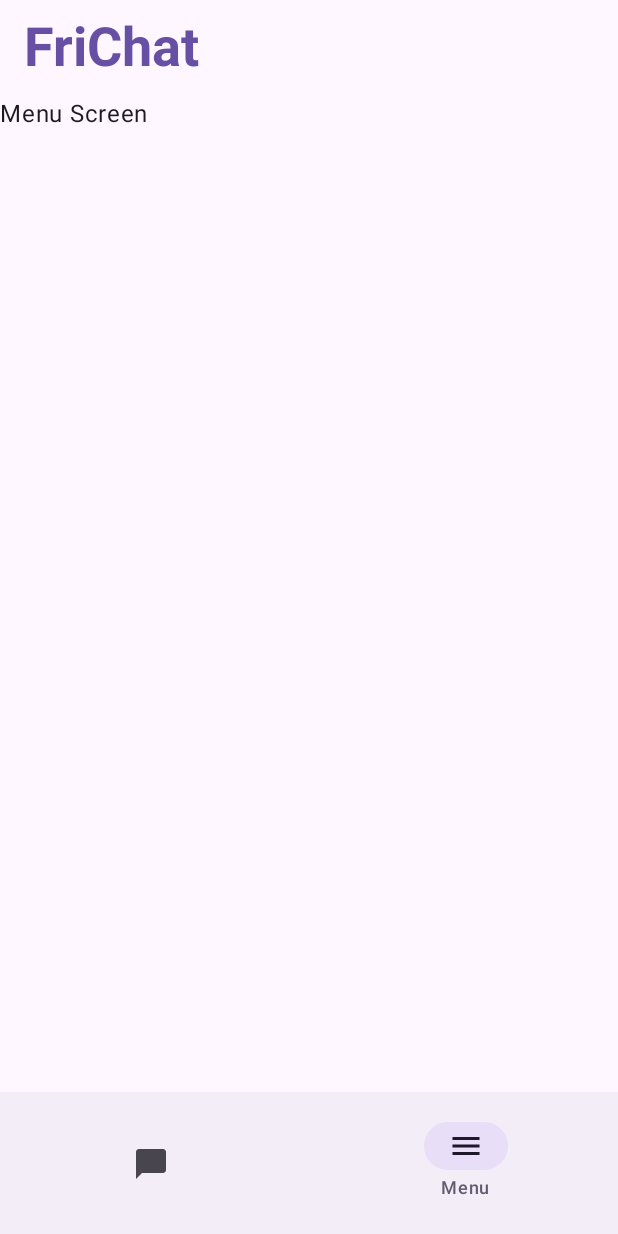
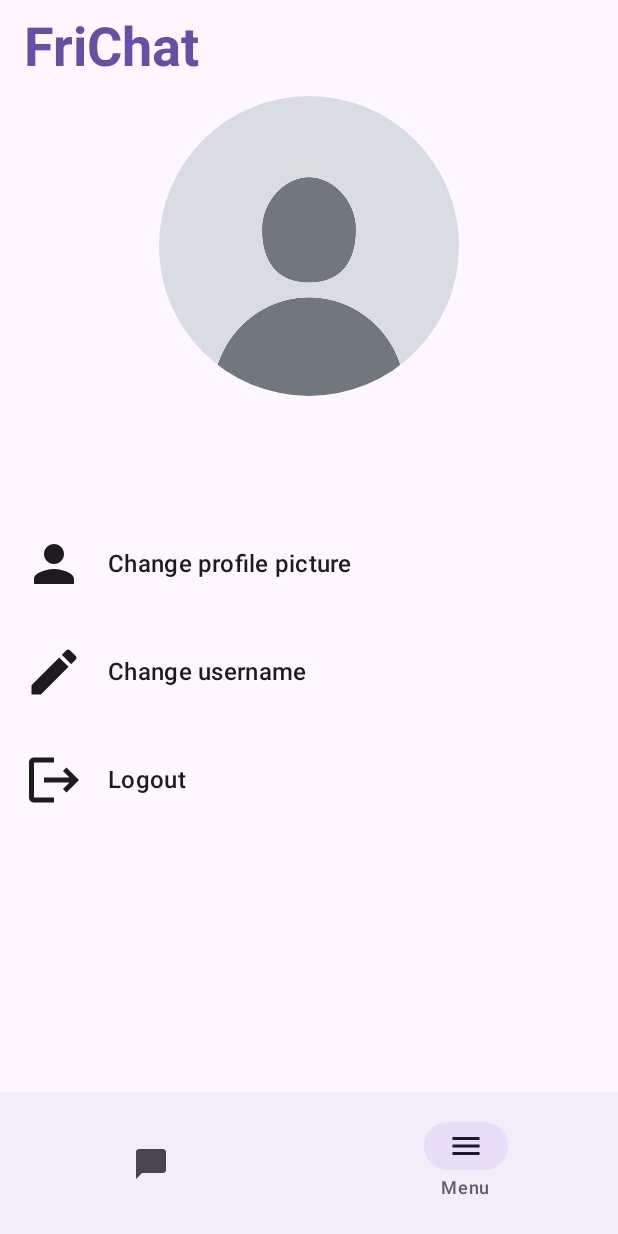
Before and after one commit to tuanbkb/FriChat, an Android app built with Jetpack Compose: the MainScreen screen opened through its navigation route, item 2 of the bottom bar chosen, on a phone screen of 412 x 824 dp. Run offline under Robolectric (Android 15) with nearby library versions, the phone set to English and light mode, and no system bars; our stand-ins replace Dagger/Hilt's generated code, Firebase (no records; nobody signed in at launch, a user with empty details on screens opened directly).

Commit message:
Retrieve user login information

```diff
--- a/app/build.gradle.kts
+++ b/app/build.gradle.kts
@@ -58,6 +58,7 @@ dependencies {
     implementation(libs.firebase.auth.ktx)
     implementation(libs.androidx.hilt.navigation.compose)
     implementation(libs.firebase.firestore.ktx)
+    implementation(libs.coil.compose)
     kapt(libs.hilt.compiler)
     testImplementation(libs.junit)
     androidTestImplementation(libs.androidx.junit)
--- /dev/null
+++ b/app/src/main/java/com/example/frichat/data/mapper/UserMapper.kt
@@ -0,0 +1,14 @@
+package com.example.frichat.data.mapper
+
+import com.example.frichat.data.model.UserDTO
+import com.example.frichat.domain.model.User
+
+object UserMapper {
+    fun mapToDomain(userDTO: UserDTO): User {
+        return User(
+            username = userDTO.username,
+            email = userDTO.email,
+            profilePicture = userDTO.pp
+        )
+    }
+}
--- /dev/null
+++ b/app/src/main/java/com/example/frichat/data/model/UserDTO.kt
@@ -0,0 +1,7 @@
+package com.example.frichat.data.model
+
+data class UserDTO(
+    val email: String = "",
+    val username: String = "",
+    val pp: String = ""
+)
--- /dev/null
+++ b/app/src/main/java/com/example/frichat/data/repository/UserRepositoryImpl.kt
@@ -0,0 +1,40 @@
+package com.example.frichat.data.repository
+
+import android.util.Log
+import com.example.frichat.data.mapper.UserMapper
+import com.example.frichat.data.model.UserDTO
+import com.example.frichat.domain.model.User
+import com.example.frichat.domain.repository.UserRepository
+import com.google.firebase.auth.FirebaseAuth
+import com.google.firebase.firestore.FirebaseFirestore
+import kotlinx.coroutines.tasks.await
+import javax.inject.Inject
+
+class UserRepositoryImpl @Inject constructor(
+    private val firebaseAuth: FirebaseAuth,
+    private val firestore: FirebaseFirestore
+) : UserRepository {
+    override suspend fun getUserFromUid(uid: String): Result<User> {
+        return try {
+            val document = firestore.collection("users").document(uid).get().await()
+            if (!document.exists()) throw Exception("User not found")
+
+            val userDTO = document.toObject(UserDTO::class.java)
+                ?: throw Exception("Failed to parse user data")
+
+            Result.success(UserMapper.mapToDomain(userDTO))
+        } catch (e: Exception) {
+            Result.failure(e)
+        }
+    }
+
+    override suspend fun getCurrentLoginUser(): Result<User> {
+        return try {
+            val userUid = firebaseAuth.currentUser?.uid
+            val user = getUserFromUid(userUid!!).getOrThrow()
+            Result.success(user)
+        } catch (e: Exception) {
+            Result.failure(e)
+        }
+    }
+}
--- a/app/src/main/java/com/example/frichat/di/AppModule.kt
+++ b/app/src/main/java/com/example/frichat/di/AppModule.kt
@@ -1,7 +1,9 @@
 package com.example.frichat.di
 
 import com.example.frichat.data.repository.AuthRepositoryImpl
+import com.example.frichat.data.repository.UserRepositoryImpl
 import com.example.frichat.domain.repository.AuthRepository
+import com.example.frichat.domain.repository.UserRepository
 import com.google.firebase.auth.FirebaseAuth
 import com.google.firebase.firestore.FirebaseFirestore
 import dagger.Module
@@ -25,4 +27,9 @@ object AppModule {
     @Singleton
     fun provideAuthRepository(firebaseAuth: FirebaseAuth, firestore: FirebaseFirestore): AuthRepository =
         AuthRepositoryImpl(firebaseAuth, firestore)
+
+    @Provides
+    @Singleton
+    fun provideUserRepository(firebaseAuth: FirebaseAuth, firestore: FirebaseFirestore): UserRepository =
+        UserRepositoryImpl(firebaseAuth, firestore)
 }
--- /dev/null
+++ b/app/src/main/java/com/example/frichat/domain/model/User.kt
@@ -0,0 +1,7 @@
+package com.example.frichat.domain.model
+
+data class User(
+    val username: String,
+    val email: String,
+    val profilePicture: String
+)
--- /dev/null
+++ b/app/src/main/java/com/example/frichat/domain/repository/UserRepository.kt
@@ -0,0 +1,9 @@
+package com.example.frichat.domain.repository
+
+import com.example.frichat.data.model.UserDTO
+import com.example.frichat.domain.model.User
+
+interface UserRepository {
+    suspend fun getUserFromUid(uid: String): Result<User>
+    suspend fun getCurrentLoginUser(): Result<User>
+}
--- /dev/null
+++ b/app/src/main/java/com/example/frichat/domain/usecase/GetCurrentLoginUserUseCase.kt
@@ -0,0 +1,11 @@
+package com.example.frichat.domain.usecase
+
+import com.example.frichat.domain.model.User
+import com.example.frichat.domain.repository.UserRepository
+import javax.inject.Inject
+
+class GetCurrentLoginUserUseCase @Inject constructor(private val userRepository: UserRepository) {
+    suspend operator fun invoke(): Result<User> {
+        return userRepository.getCurrentLoginUser()
+    }
+}
--- /dev/null
+++ b/app/src/main/java/com/example/frichat/domain/usecase/GetUserUseCase.kt
@@ -0,0 +1,11 @@
+package com.example.frichat.domain.usecase
+
+import com.example.frichat.domain.model.User
+import com.example.frichat.domain.repository.UserRepository
+import javax.inject.Inject
+
+class GetUserUseCase @Inject constructor(private val userRepository: UserRepository) {
+    suspend operator fun invoke(uid: String): Result<User> {
+        return userRepository.getUserFromUid(uid)
+    }
+}
--- a/app/src/main/java/com/example/frichat/presentation/screen/menu/MenuScreen.kt
+++ b/app/src/main/java/com/example/frichat/presentation/screen/menu/MenuScreen.kt
@@ -1,12 +1,111 @@
 package com.example.frichat.presentation.screen.menu
 
+import androidx.compose.foundation.Image
+import androidx.compose.foundation.clickable
+import androidx.compose.foundation.layout.Box
+import androidx.compose.foundation.layout.Column
+import androidx.compose.foundation.layout.Row
+import androidx.compose.foundation.layout.Spacer
+import androidx.compose.foundation.layout.fillMaxSize
+import androidx.compose.foundation.layout.fillMaxWidth
+import androidx.compose.foundation.layout.height
+import androidx.compose.foundation.layout.padding
+import androidx.compose.foundation.layout.size
+import androidx.compose.foundation.layout.width
+import androidx.compose.foundation.shape.CircleShape
+import androidx.compose.material3.Icon
+import androidx.compose.material3.MaterialTheme
 import androidx.compose.material3.Text
 import androidx.compose.runtime.Composable
+import androidx.compose.runtime.collectAsState
+import androidx.compose.runtime.getValue
+import androidx.compose.ui.Alignment
 import androidx.compose.ui.Modifier
+import androidx.compose.ui.draw.clip
+import androidx.compose.ui.res.painterResource
+import androidx.compose.ui.text.font.FontWeight
+import androidx.compose.ui.tooling.preview.Preview
+import androidx.compose.ui.unit.dp
+import androidx.hilt.navigation.compose.hiltViewModel
+import coil.compose.rememberAsyncImagePainter
+import com.example.frichat.R
+import com.example.frichat.ui.theme.AppTheme
 
 @Composable
 fun MenuScreen(
+    viewModel: MenuViewModel = hiltViewModel(),
     modifier: Modifier = Modifier
 ) {
-    Text(text = "Menu Screen")
+    val state by viewModel.state.collectAsState()
+    Column(
+        horizontalAlignment = Alignment.CenterHorizontally,
+        modifier = modifier.fillMaxSize()
+    ) {
+        Image(
+            painter = if (state.user.profilePicture.isNotBlank())
+                rememberAsyncImagePainter(state.user.profilePicture)
+            else painterResource(R.drawable.default_pp),
+            contentDescription = state.user.username,
+            modifier = Modifier
+                .clip(shape = CircleShape)
+                .size(200.dp)
+        )
+        Spacer(modifier = Modifier.height(16.dp))
+        Text(
+            text = state.user.username,
+            fontWeight = FontWeight.Bold,
+            style = MaterialTheme.typography.displaySmall,
+            color = MaterialTheme.colorScheme.primary
+        )
+        Spacer(modifier = Modifier.height(16.dp))
+        Column(modifier = Modifier.fillMaxWidth()) {
+            MenuItem(
+                icon = R.drawable.person,
+                text = "Change profile picture",
+                onClick = {}
+            )
+            MenuItem(
+                icon = R.drawable.edit,
+                text = "Change username",
+                onClick = {}
+            )
+            MenuItem(
+                icon = R.drawable.logout,
+                text = "Logout",
+                onClick = {}
+            )
+        }
+    }
 }
+
+@Composable
+fun MenuItem(
+    icon: Int,
+    text: String,
+    onClick: () -> Unit,
+    modifier: Modifier = Modifier
+) {
+    Row(
+        verticalAlignment = Alignment.CenterVertically,
+        modifier = modifier
+            .clickable { onClick }
+            .fillMaxWidth()
+            .padding(16.dp)
+    ) {
+        Icon(
+            painter = painterResource(icon),
+            contentDescription = "",
+            modifier = Modifier.size(40.dp)
+        )
+        Spacer(modifier = Modifier.width(16.dp))
+        Text(text = text, style = MaterialTheme.typography.titleMedium)
+    }
+}
+
+//@Preview(showBackground = true)
+//@Composable
+//fun MenuScreenPreview() {
+//    AppTheme {
+//        MenuScreen()
+//    }
+//}
--- /dev/null
+++ b/app/src/main/java/com/example/frichat/presentation/screen/menu/MenuState.kt
@@ -0,0 +1,7 @@
+package com.example.frichat.presentation.screen.menu
+
+import com.example.frichat.domain.model.User
+
+data class MenuState(
+    val user: User = User("", "", "")
+)
--- /dev/null
+++ b/app/src/main/java/com/example/frichat/presentation/screen/menu/MenuViewModel.kt
@@ -0,0 +1,31 @@
+package com.example.frichat.presentation.screen.menu
+
+import androidx.lifecycle.ViewModel
+import androidx.lifecycle.viewModelScope
+import com.example.frichat.domain.model.User
+import com.example.frichat.domain.usecase.GetCurrentLoginUserUseCase
+import dagger.hilt.android.lifecycle.HiltViewModel
+import kotlinx.coroutines.flow.MutableStateFlow
+import kotlinx.coroutines.flow.StateFlow
+import kotlinx.coroutines.flow.asStateFlow
+import kotlinx.coroutines.flow.update
+import kotlinx.coroutines.launch
+import javax.inject.Inject
+
+@HiltViewModel
+class MenuViewModel @Inject constructor(
+    private val getCurrentLoginUserUseCase: GetCurrentLoginUserUseCase
+) : ViewModel() {
+    private val _state = MutableStateFlow(MenuState())
+    val state: StateFlow<MenuState> = _state.asStateFlow()
+
+    init {
+        viewModelScope.launch {
+            val currentUser = getCurrentLoginUserUseCase.invoke().getOrNull()
+                ?: User("", "", "")
+            _state.update { it.copy(user = currentUser) }
+        }
+    }
+
+
+}
--- /dev/null
+++ b/app/src/main/res/drawable/edit.xml
@@ -0,0 +1,5 @@
+<vector xmlns:android="http://schemas.android.com/apk/res/android" android:height="24dp" android:tint="#000000" android:viewportHeight="24" android:viewportWidth="24" android:width="24dp">
+
+    <path android:fillColor="@android:color/white" android:pathData="M3,17.25V21h3.75L17.81,9.94l-3.75,-3.75L3,17.25zM20.71,7.04c0.39,-0.39 0.39,-1.02 0,-1.41l-2.34,-2.34c-0.39,-0.39 -1.02,-0.39 -1.41,0l-1.83,1.83 3.75,3.75 1.83,-1.83z"/>
+
+</vector>
--- /dev/null
+++ b/app/src/main/res/drawable/logout.xml
@@ -0,0 +1,5 @@
+<vector xmlns:android="http://schemas.android.com/apk/res/android" android:autoMirrored="true" android:height="24dp" android:tint="#000000" android:viewportHeight="24" android:viewportWidth="24" android:width="24dp">
+
+    <path android:fillColor="@android:color/white" android:pathData="M17,7l-1.41,1.41L18.17,11H8v2h10.17l-2.58,2.58L17,17l5,-5zM4,5h8V3H4c-1.1,0 -2,0.9 -2,2v14c0,1.1 0.9,2 2,2h8v-2H4V5z"/>
+
+</vector>
--- /dev/null
+++ b/app/src/main/res/drawable/person.xml
@@ -0,0 +1,5 @@
+<vector xmlns:android="http://schemas.android.com/apk/res/android" android:height="24dp" android:tint="#000000" android:viewportHeight="24" android:viewportWidth="24" android:width="24dp">
+
+    <path android:fillColor="@android:color/white" android:pathData="M12,12c2.21,0 4,-1.79 4,-4s-1.79,-4 -4,-4 -4,1.79 -4,4 1.79,4 4,4zM12,14c-2.67,0 -8,1.34 -8,4v2h16v-2c0,-2.66 -5.33,-4 -8,-4z"/>
+
+</vector>
--- a/gradle/libs.versions.toml
+++ b/gradle/libs.versions.toml
@@ -15,6 +15,7 @@ firebaseBom = "33.10.0"
 firebaseAuthKtx = "23.2.0"
 hiltNavigationCompose = "1.2.0"
 firebaseFirestoreKtx = "25.1.2"
+coilCompose = "2.7.0"
 
 [libraries]
 androidx-core-ktx = { group = "androidx.core", name = "core-ktx", version.ref = "coreKtx" }
@@ -38,6 +39,7 @@ firebase-bom = { group = "com.google.firebase", name = "firebase-bom", version.r
 firebase-auth-ktx = { group = "com.google.firebase", name = "firebase-auth-ktx", version.ref = "firebaseAuthKtx" }
 androidx-hilt-navigation-compose = { group = "androidx.hilt", name = "hilt-navigation-compose", version.ref = "hiltNavigationCompose" }
 firebase-firestore-ktx = { group = "com.google.firebase", name = "firebase-firestore-ktx", version.ref = "firebaseFirestoreKtx" }
+coil-compose = { group = "io.coil-kt", name = "coil-compose", version.ref = "coilCompose" }
 
 [plugins]
 android-application = { id = "com.android.application", version.ref = "agp" }
```
Also changed, not shown: app/src/main/res/drawable-nodpi/default_pp.jpg (added).
